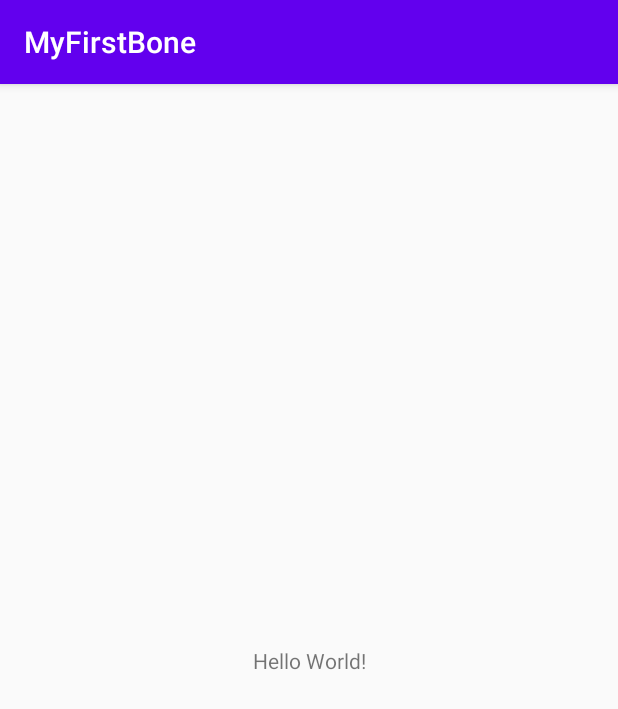
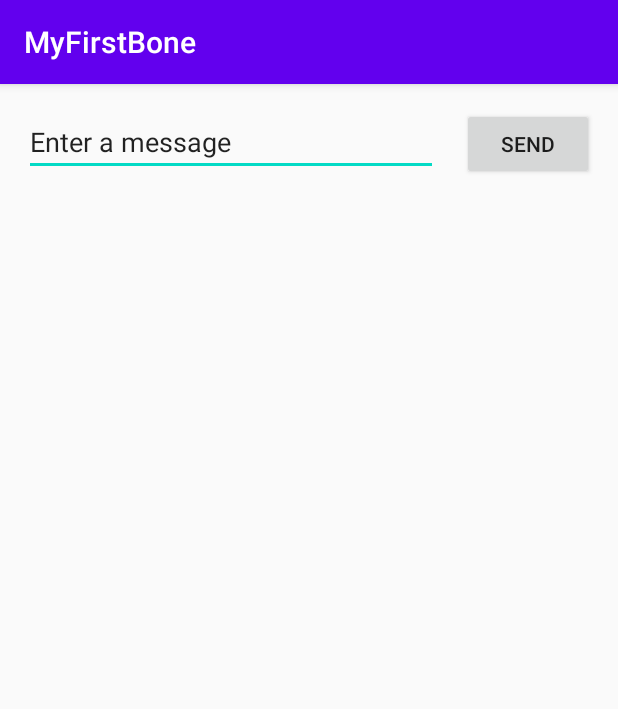
Before and after one commit to clauspbeck/MyFirstBone, an Android app: the screen it shows after launch (MainActivity), on a phone screen of 412 x 824 dp. Shown: the top 709 px of the screen. Run offline under Robolectric (Android 15) with nearby library versions, the phone set to English and light mode, and no system bars.

```diff
--- a/app/src/main/AndroidManifest.xml
+++ b/app/src/main/AndroidManifest.xml
@@ -9,6 +9,7 @@
         android:roundIcon="@mipmap/ic_launcher_round"
         android:supportsRtl="true"
         android:theme="@style/Theme.MyFirstBone">
+        <activity android:name=".DisplayMessageActivity" android:parentActivityName=".MainActivity"></activity>
         <activity android:name=".MainActivity">
             <intent-filter>
                 <action android:name="android.intent.action.MAIN" />
--- a/app/src/main/res/layout/activity_main.xml
+++ b/app/src/main/res/layout/activity_main.xml
@@ -6,13 +6,33 @@
     android:layout_height="match_parent"
     tools:context=".MainActivity">
 
-    <TextView
+    <EditText
+        android:id="@+id/editText"
+        android:layout_width="0dp"
+        android:layout_height="wrap_content"
+        android:layout_marginStart="16dp"
+        android:layout_marginLeft="16dp"
+        android:layout_marginTop="16dp"
+        android:ems="10"
+        android:inputType="textPersonName"
+        android:text="@string/edit_message"
+        app:layout_constraintEnd_toStartOf="@+id/button"
+        app:layout_constraintHorizontal_bias="0.5"
+        app:layout_constraintStart_toStartOf="parent"
+        app:layout_constraintTop_toTopOf="parent" />
+
+    <Button
+        android:id="@+id/button"
         android:layout_width="wrap_content"
         android:layout_height="wrap_content"
-        android:text="Hello World!"
-        app:layout_constraintBottom_toBottomOf="parent"
-        app:layout_constraintLeft_toLeftOf="parent"
-        app:layout_constraintRight_toRightOf="parent"
-        app:layout_constraintTop_toTopOf="parent" />
+        android:layout_marginStart="16dp"
+        android:layout_marginEnd="16dp"
+        android:onClick="sendMessage"
+        android:text="@string/button_send"
+        app:layout_constraintBaseline_toBaselineOf="@+id/editText"
+        app:layout_constraintEnd_toEndOf="parent"
+        app:layout_constraintHorizontal_bias="0.5"
+        app:layout_constraintStart_toEndOf="@+id/editText" />
+
 
 </android.support.constraint.ConstraintLayout>
--- a/app/src/main/res/values/strings.xml
+++ b/app/src/main/res/values/strings.xml
@@ -1,3 +1,5 @@
 <resources>
     <string name="app_name">MyFirstBone</string>
+    <string name="edit_message">Enter a message</string>
+    <string name="button_send">Send</string>
 </resources>
```
Also changed, not shown: app/src/main/java/com/sambo/myfirstbone/DisplayMessageActivity.kt (added, +17 -0 lines), app/src/main/java/com/sambo/myfirstbone/MainActivity.kt (+12 -0 lines), app/src/main/res/layout/activity_display_message.xml (added, +18 -0 lines).
